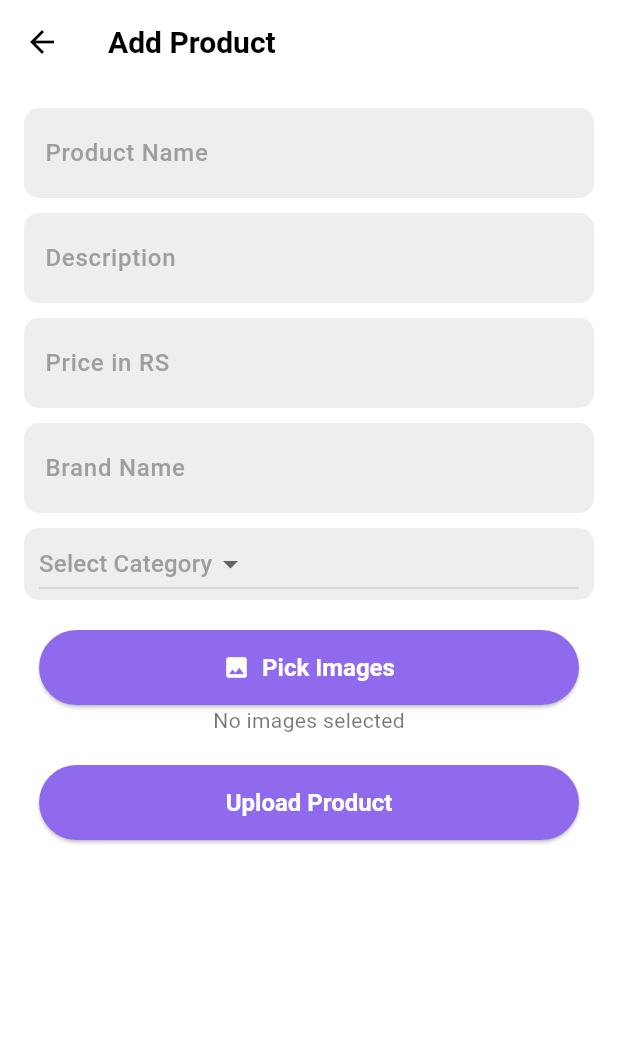
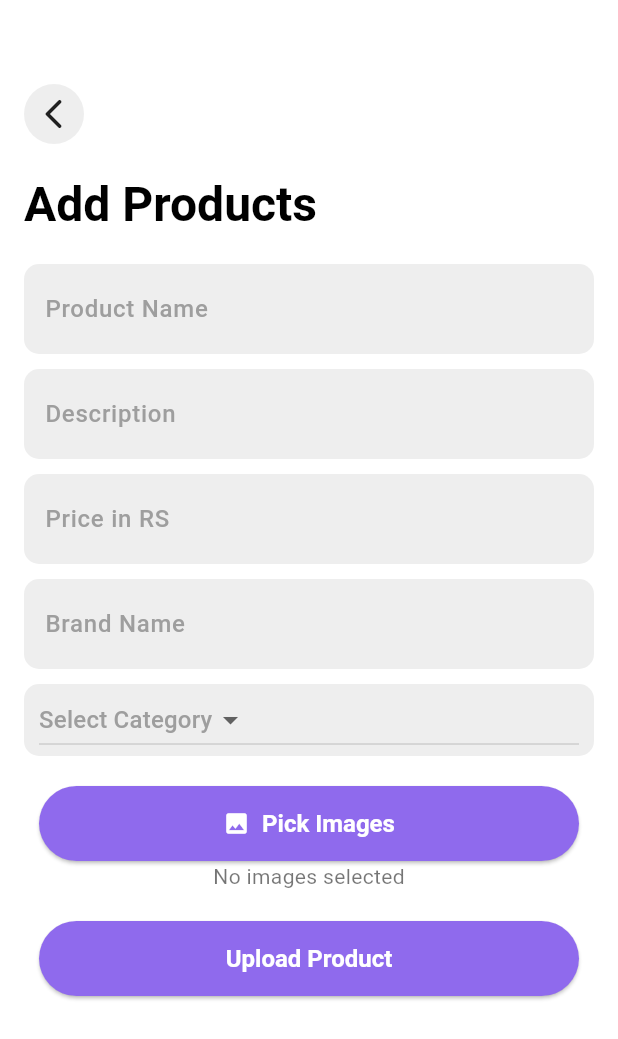
Before and after one commit to 1MZORO/ecommxfirebase, a Flutter app: the CreateProductScreen screen opened directly, on a phone screen of 412 x 824 dp. Shown: the top 1039 px of the screen. Run offline on Flutter 3.47's test engine with Material 3 defaults, Android fonts, the light colour scheme and no system bars; our stand-ins replace cloud_firestore, dio, firebase_auth, firebase_core, google_nav_bar, google_sign_in and 1 more; accounts and stored records are empty; network calls fail.

Commit message:
Add Product Worked Now and other Changes

```diff
--- a/lib/Provider_Global/GlobalProvider.dart
+++ b/lib/Provider_Global/GlobalProvider.dart
@@ -6,11 +6,19 @@ class GlobalProvider extends ChangeNotifier{
   List<File> _images = [];
   dynamic _value ;
   DateTime? _selectedDate;
+  bool _validate = false;
+  File? _singleImage;
 
   List<File> get images => _images ;
   dynamic get value => _value;
   DateTime? get selectedDate => _selectedDate;
+  bool get validate => _validate;
+  File? get singleImage => _singleImage;
 
+  void setSingleImage(File img){
+      _singleImage = img;
+      notifyListeners();
+  }
   void setImages(List<File> images){
       _images = images;
       notifyListeners();
@@ -26,8 +34,21 @@ class GlobalProvider extends ChangeNotifier{
     notifyListeners();
   }
 
+  void setValidate(bool value){
+    _validate = value;
+    notifyListeners();
+  }
+
   void clearImages() {
     _images.clear();
     notifyListeners();
   }
+  void clearSingleImages() {
+    _singleImage = null;
+    notifyListeners();
+  }
+  void clearValue(){
+    _value = null;
+    notifyListeners();
+  }
 }
--- a/lib/Screens/Forms/ProductScreen.dart
+++ b/lib/Screens/Forms/ProductScreen.dart
@@ -50,6 +50,7 @@ class _CreateProductScreenState extends State<CreateProductScreen> {
       _priceClt.clear();
       _descriptionClt.clear();
       provider.clearImages();
+      provider.clearValue();
     }
 
     Widget _buildTextField(TextEditingController controller, String hint,
@@ -77,10 +78,47 @@ class _CreateProductScreenState extends State<CreateProductScreen> {
     }
 
     return Scaffold(
-      appBar: AppBar(title: Text('Add Product')),
+      // appBar: AppBar(title: Text('Add Product')),
       body: SingleChildScrollView(
         padding: EdgeInsets.all(16),
-        child: Form(
+        child: Column(
+          children: [
+          SizedBox(height: 30,),
+          Padding(
+            padding: const EdgeInsets.only(top: 10, bottom: 20),
+            child: Row(
+              mainAxisAlignment: MainAxisAlignment.start,
+              children: [
+                GestureDetector(
+                  onTap: () {
+                    Navigator.pop(context);
+                  },
+                  child: Container(
+                    height: 40,
+                    width: 40,
+                    decoration: BoxDecoration(
+                        borderRadius: BorderRadius.circular(50),
+                        color: Colors.grey.shade200),
+                    child: Icon(
+                      Icons.arrow_back_ios_rounded,
+                      color: Colors.black87,
+                    ),
+                  ),
+                ),
+              ],
+            ),
+          ),
+          Padding(
+            padding: const EdgeInsets.only(bottom: 20),
+            child: Row(
+              mainAxisAlignment: MainAxisAlignment.start,
+              children: [
+                Text('Add Products',
+                    style: Theme.of(context).textTheme.headlineLarge),
+              ],
+            ),
+          ),
+            Form(
               key: _formKey,
               child: Column(
                 children: [
@@ -114,10 +152,12 @@ class _CreateProductScreenState extends State<CreateProductScreen> {
                         )
                       : Text('No images selected'),
                   SizedBox(height: 20),
-              _isLoading
+                  provider.validate
                       ? CircularProgressIndicator()
                       : ElevatedButton(
                           onPressed: () async {
+                            if(provider.images.isNotEmpty && _nameClt.text.isNotEmpty && _brandClt.text.isNotEmpty && _descriptionClt.text.isNotEmpty && _priceClt.text.isNotEmpty && provider.value.toString().isNotEmpty){
+                              provider.setValidate(true);
                               final cloudinary = Cloudinary();
                               final productService = ProductService();
                               List<String> urls =
@@ -134,18 +174,25 @@ class _CreateProductScreenState extends State<CreateProductScreen> {
                                     category: provider.value);
                                 productService.addProduct(productModel).then((value){
                                   if(value){
+                                    provider.setValidate(false);
                                     clean();
                                     showSnackBar(context, 'Product Added Successfully');
                                   }else{
+                                    provider.setValidate(false);
                                     showSnackBar(context, 'Failed while creating Product');
                                   }
                                 });
+                              }
+                            }else{
+                              showSnackBar(context, 'Add all Fields First');
                             }
                           },
                           child: Text('Upload Product'),
                         ),
                 ],
               ),
+            ),
+          ],
         ),
       ),
     );
--- a/lib/Services/AuthGate.dart
+++ b/lib/Services/AuthGate.dart
@@ -1,4 +1,5 @@
 import 'dart:developer';
+import 'package:ecomxfirebase/Screens/Auth/LoginScreen.dart';
 import 'package:ecomxfirebase/Screens/Auth/SignupScreen.dart';
 import 'package:firebase_auth/firebase_auth.dart';
 import 'package:flutter/material.dart';
--- a/lib/Utils/DropDown.dart
+++ b/lib/Utils/DropDown.dart
@@ -1,5 +1,4 @@
-import 'dart:math';
-
+import 'dart:io';
 import 'package:flutter/material.dart';
 import 'package:provider/provider.dart';
 import '../Provider_Global/GlobalProvider.dart';
@@ -7,21 +6,33 @@ import '../Provider_Global/GlobalProvider.dart';
 class DropDown extends StatelessWidget {
   final String text;
   final List<String> items;
-  DropDown({super.key, required this.items, required this.text});
+
+  const DropDown({super.key, required this.items, required this.text});
 
   @override
   Widget build(BuildContext context) {
     final provider = Provider.of<GlobalProvider>(context);
+
+    // Ensure the value is either one of the items or null
+    String? selectedValue = provider.value as String?;
+
+    // Debugging: Print the selected value and the items
+    print('Selected value: $selectedValue');
+    print('Dropdown items: $items');
+
     return Container(
       padding: EdgeInsets.symmetric(horizontal: 10),
       width: double.maxFinite,
       decoration: BoxDecoration(
         color: Colors.grey.shade200,
-        borderRadius: BorderRadius.circular(10)
+        borderRadius: BorderRadius.circular(10),
       ),
       child: DropdownButton<String>(
-        value:  provider.value,
-        hint: Text(text,style: TextStyle(color: Colors.grey),),
+        value: items.contains(selectedValue) ? selectedValue : null, // Allow null
+        hint: Text(
+          text,
+          style: TextStyle(color: Colors.grey),
+        ),
         items: items.map((String item) {
           return DropdownMenuItem<String>(
             value: item,
@@ -29,8 +40,10 @@ class DropDown extends StatelessWidget {
           );
         }).toList(),
         onChanged: (String? newValue) {
-               provider.setValue(newValue);
-               print('$newValue & ${provider.value}');
+          if (newValue != null) {
+            provider.setValue(newValue);
+            print('New value selected: $newValue');
+          }
         },
       ),
     );
--- a/lib/main.dart
+++ b/lib/main.dart
@@ -1,3 +1,4 @@
+import 'package:ecomxfirebase/Provider_Global/UserDataProvider.dart';
 import 'package:ecomxfirebase/Services/AuthGate.dart';
 import 'package:ecomxfirebase/Utils/ThemeDataClass.dart';
 import 'package:firebase_core/firebase_core.dart';
@@ -16,7 +17,8 @@ void main() async {
     MultiProvider(
       providers: [
         ChangeNotifierProvider(create: (context) => BottomProvider()),
-        ChangeNotifierProvider(create: (context) => GlobalProvider())
+        ChangeNotifierProvider(create: (context) => GlobalProvider()),
+        ChangeNotifierProvider(create: (context) => UserDataProvider()),
       ],
       child: MyApp(),
     ),
```
Also changed, not shown: lib/Provider_Global/UserDataProvider.dart (added, +19 -0 lines), lib/Screens/MainScreen/BottomTabs.dart (+17 -17 lines), lib/Screens/MainScreen/HomeScreen.dart (+17 -7 lines), lib/Screens/MainScreen/ProfileScreen.dart (+55 -5 lines), lib/Services/UserServices.dart (+30 -0 lines), pubspec.lock, 126 other files. Lines whose indentation alone changed are shown as unchanged.
